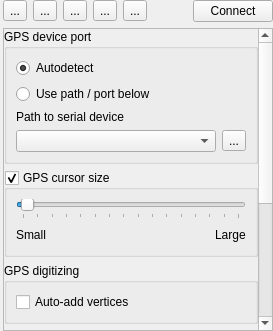
Before: the Qt Designer form qgis/src/ui/qgsgpsinformationwidgetbase.ui in sourcepole/qgis, drawn with Qt 5.
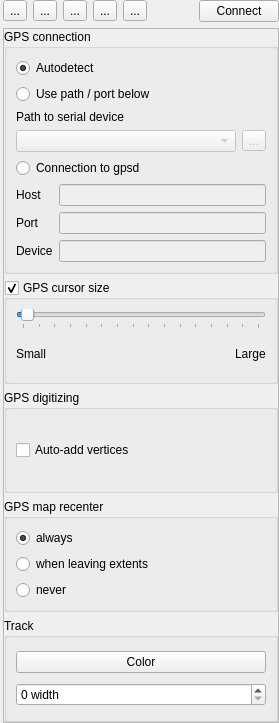
After: the same form once the commit is applied. The open tabs and pages were chosen to show the change. Icons and pictures are not drawn.

Commit message: [FEATURE] add gpsd support to live gps tracking

Patch:
```diff
--- a/qgis/src/ui/qgsgpsinformationwidgetbase.ui
+++ b/qgis/src/ui/qgsgpsinformationwidgetbase.ui
@@ -6,8 +6,8 @@
    <rect>
     <x>0</x>
     <y>0</y>
-    <width>273</width>
-    <height>331</height>
+    <width>279</width>
+    <height>723</height>
    </rect>
   </property>
   <property name="windowTitle">
@@ -283,8 +283,8 @@
            <rect>
             <x>0</x>
             <y>0</y>
-            <width>168</width>
-            <height>505</height>
+            <width>272</width>
+            <height>684</height>
            </rect>
           </property>
           <layout class="QGridLayout" name="gridLayout_7">
@@ -294,7 +294,7 @@
            <item row="0" column="0">
             <widget class="QGroupBox" name="mDeviceGroupBox">
              <property name="title">
-              <string>GPS device port</string>
+              <string>GPS connection</string>
              </property>
              <layout class="QGridLayout" name="gridLayout">
               <item row="0" column="0">
@@ -307,14 +307,14 @@
                 </property>
                </widget>
               </item>
-              <item row="1" column="0">
+              <item row="2" column="0">
                <widget class="QRadioButton" name="mRadUserPath">
                 <property name="text">
                  <string>Use path / port below</string>
                 </property>
                </widget>
               </item>
-              <item row="2" column="0">
+              <item row="3" column="0">
                <layout class="QHBoxLayout" name="horizontalLayout">
                 <item>
                  <widget class="QLabel" name="mPathLabel">
@@ -325,13 +325,20 @@
                 </item>
                </layout>
               </item>
-              <item row="3" column="0">
+              <item row="4" column="0">
                <layout class="QHBoxLayout" name="horizontalLayout_3">
                 <item>
-                 <widget class="QComboBox" name="mCboDevices"/>
+                 <widget class="QComboBox" name="mCboDevices">
+                  <property name="enabled">
+                   <bool>false</bool>
+                  </property>
+                 </widget>
                 </item>
                 <item>
                  <widget class="QToolButton" name="mBtnRefreshDevices">
+                  <property name="enabled">
+                   <bool>false</bool>
+                  </property>
                   <property name="text">
                    <string>...</string>
                   </property>
@@ -343,6 +350,74 @@
                 </item>
                </layout>
               </item>
+              <item row="6" column="0">
+               <layout class="QGridLayout" name="gridLayout_12">
+                <item row="1" column="0">
+                 <widget class="QLabel" name="label_4">
+                  <property name="text">
+                   <string>Port</string>
+                  </property>
+                  <property name="buddy">
+                   <cstring>mGpsdPort</cstring>
+                  </property>
+                 </widget>
+                </item>
+                <item row="0" column="0">
+                 <widget class="QLabel" name="label_3">
+                  <property name="text">
+                   <string>Host</string>
+                  </property>
+                  <property name="buddy">
+                   <cstring>mGpsdHost</cstring>
+                  </property>
+                 </widget>
+                </item>
+                <item row="2" column="0">
+                 <widget class="QLabel" name="label_5">
+                  <property name="text">
+                   <string>Device</string>
+                  </property>
+                  <property name="buddy">
+                   <cstring>mGpsdDevice</cstring>
+                  </property>
+                 </widget>
+                </item>
+                <item row="2" column="1">
+                 <widget class="QLineEdit" name="mGpsdDevice">
+                  <property name="enabled">
+                   <bool>false</bool>
+                  </property>
+                 </widget>
+                </item>
+                <item row="0" column="1">
+                 <widget class="QLineEdit" name="mGpsdHost">
+                  <property name="enabled">
+                   <bool>false</bool>
+                  </property>
+                 </widget>
+                </item>
+                <item row="1" column="1">
+                 <widget class="QLineEdit" name="mGpsdPort">
+                  <property name="enabled">
+                   <bool>false</bool>
+                  </property>
+                  <property name="inputMask">
+                   <string>ddddd; </string>
+                  </property>
+                  <property name="maxLength">
+                   <number>5</number>
+                  </property>
+                 </widget>
+                </item>
+               </layout>
+              </item>
+              <item row="5" column="0">
+               <widget class="QRadioButton" name="mRadGpsd">
+                <property name="text">
+                 <string>Connection to gpsd</string>
+                </property>
+               </widget>
+              </item>
              </layout>
             </widget>
            </item>
```
Left out of the diff: 261 changed lines with no effect on the pictures. The commit also changes 6 other files.
